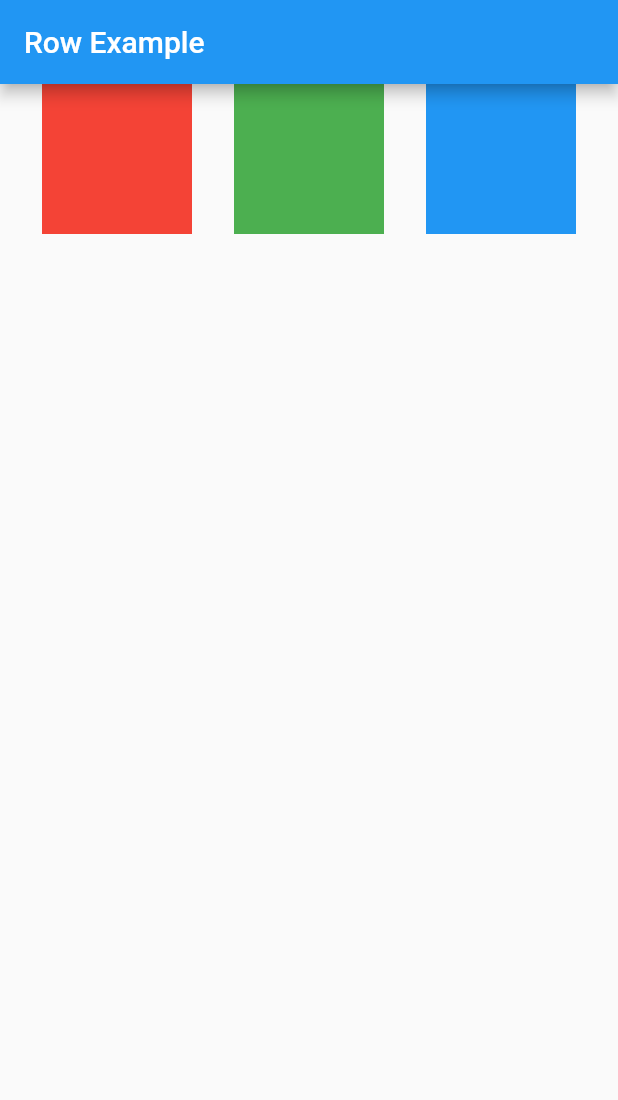
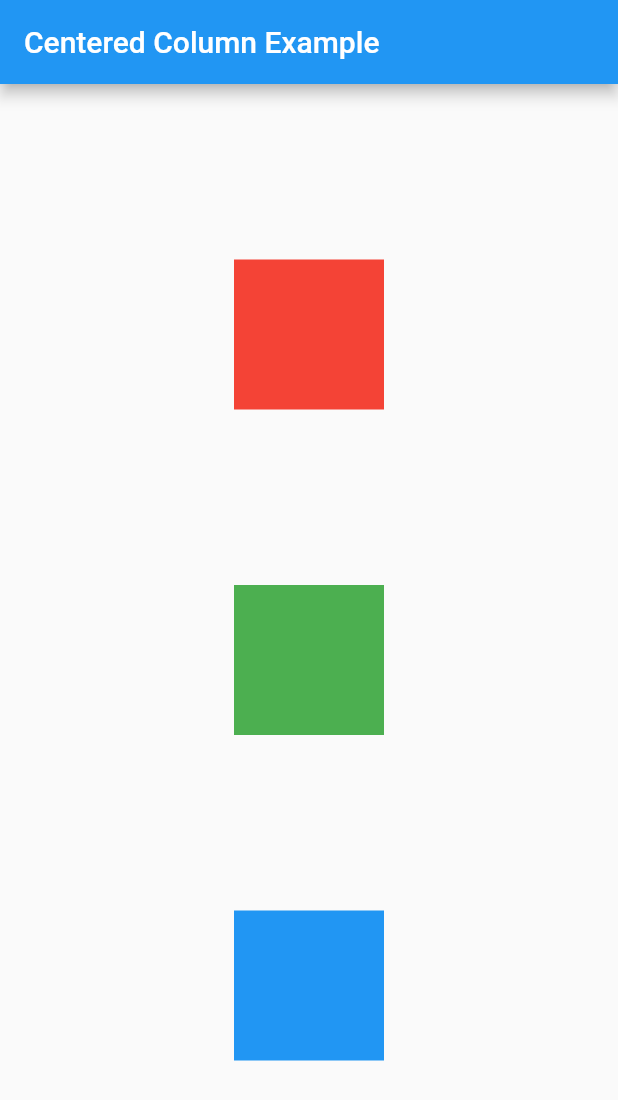
Before and after one commit to BeckiA/Mastering-Dart-and-Flutter-3, a Flutter app: the screen it shows after launch, on a phone screen of 412 x 824 dp. Shown: the top 1100 px of the screen. Run offline on Flutter 3.47's test engine with Material 2 defaults, Android fonts, the phone set to English and light mode, and no system bars.

Commit message:
Day-8 Practicing on Column Widgets

```diff
--- a/my_app/lib/main.dart
+++ b/my_app/lib/main.dart
@@ -1,20 +1,19 @@
 import 'package:flutter/material.dart';
 
 void main() {
-  runApp(MaterialApp(
+  runApp(MyApp());
+}
+
+class MyApp extends StatelessWidget {
+  @override
+  Widget build(BuildContext context) {
+    return MaterialApp(
       home: Scaffold(
         appBar: AppBar(
-        title: Text('Row Example'),
+          title: Text('Centered Column Example'),
         ),
-      body: MyRow(),
-    ),
-  ));
-}
-
-class MyRow extends StatelessWidget {
-  @override
-  Widget build(BuildContext context) {
-    return Row(
+        body: Center(
+          child: Column(
             mainAxisAlignment: MainAxisAlignment.spaceEvenly,
             children: [
               Container(
@@ -33,6 +32,9 @@ class MyRow extends StatelessWidget {
                 color: Colors.blue,
               ),
             ],
+          ),
+        ),
+      ),
     );
   }
 }
```
Lines whose indentation alone changed are shown as unchanged.
